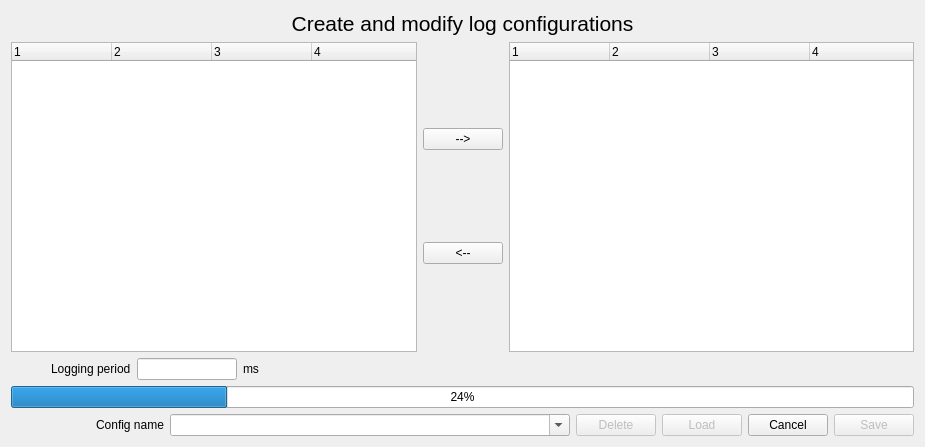
Above: lib/cfclient/ui/dialogs/logconfigdialogue.ui from bitcraze/crazyflie-clients-python before the change. Below: the same form after it.
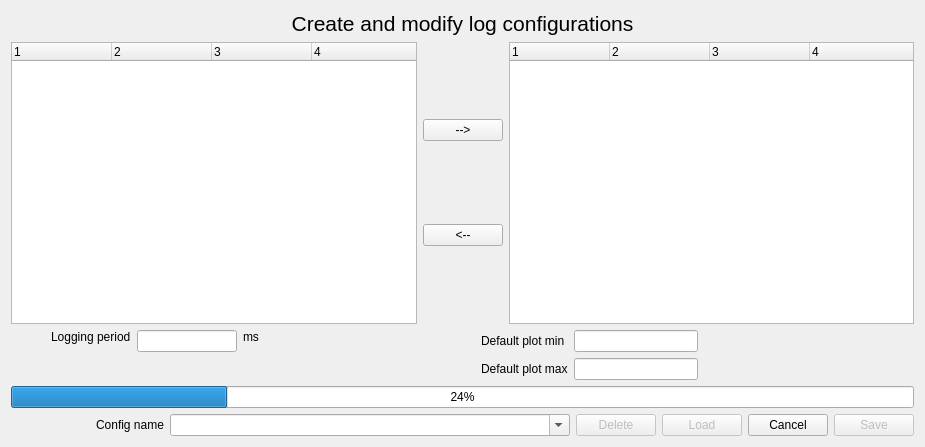
That is the form after the change.

Commit message: Added cofig for default plot range. Closes #81.

What changed in the file:
```diff
--- a/lib/cfclient/ui/dialogs/logconfigdialogue.ui
+++ b/lib/cfclient/ui/dialogs/logconfigdialogue.ui
@@ -140,14 +140,14 @@
          </property>
         </spacer>
        </item>
-       <item>
+       <item alignment="Qt::AlignTop">
         <widget class="QLabel" name="label_2">
          <property name="text">
           <string>Logging period</string>
          </property>
         </widget>
        </item>
-       <item>
+       <item alignment="Qt::AlignTop">
         <widget class="QLineEdit" name="loggingPeriod">
          <property name="maximumSize">
           <size>
@@ -157,13 +157,54 @@
          </property>
         </widget>
        </item>
-       <item>
+       <item alignment="Qt::AlignTop">
         <widget class="QLabel" name="label_3">
          <property name="text">
           <string>ms</string>
          </property>
         </widget>
        </item>
+       <item>
+        <spacer name="horizontalSpacer_3">
+         <property name="orientation">
+          <enum>Qt::Horizontal</enum>
+         </property>
+         <property name="sizeHint" stdset="0">
+          <size>
+           <width>40</width>
+           <height>20</height>
+          </size>
+         </property>
+        </spacer>
+       </item>
+       <item>
+        <layout class="QVBoxLayout" name="min_max_layout">
+         <item>
+          <layout class="QGridLayout" name="gridLayout_3">
+           <item row="0" column="1">
+            <widget class="QLineEdit" name="_plot_min"/>
+           </item>
+           <item row="1" column="1">
+            <widget class="QLineEdit" name="_plot_max"/>
+           </item>
+           <item row="0" column="0">
+            <widget class="QLabel" name="label_4">
+             <property name="text">
+              <string>Default plot min</string>
+             </property>
+            </widget>
+           </item>
+           <item row="1" column="0">
+            <widget class="QLabel" name="label_5">
+             <property name="text">
+              <string>Default plot max</string>
+             </property>
+            </widget>
+           </item>
+          </layout>
+         </item>
+        </layout>
+       </item>
        <item>
         <spacer name="horizontalSpacer">
          <property name="orientation">
```
The commit also changes 2 other files.
